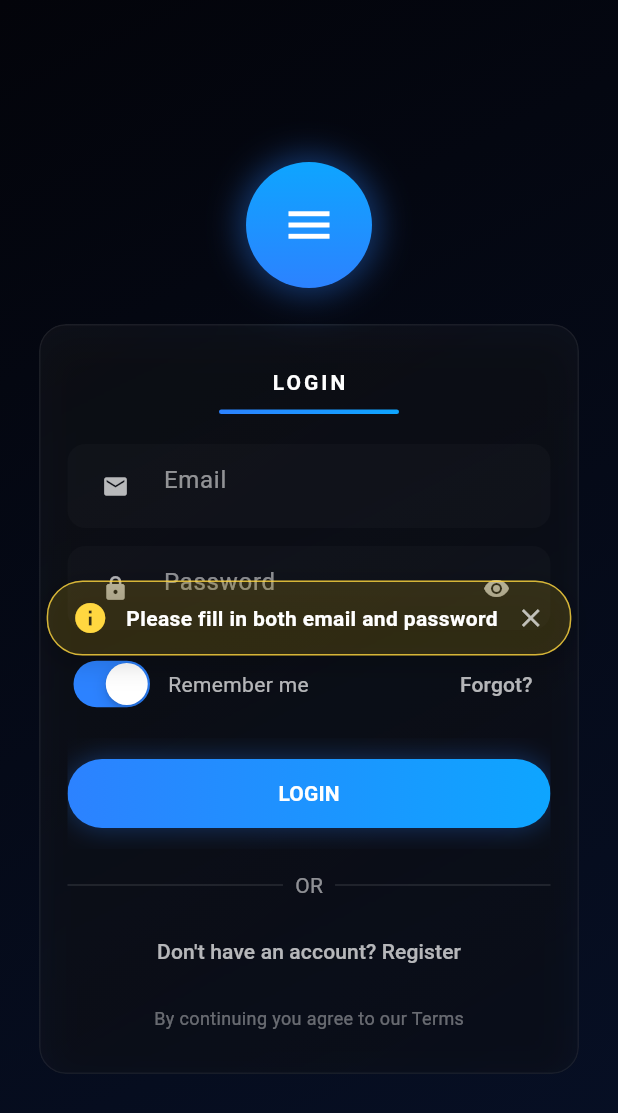
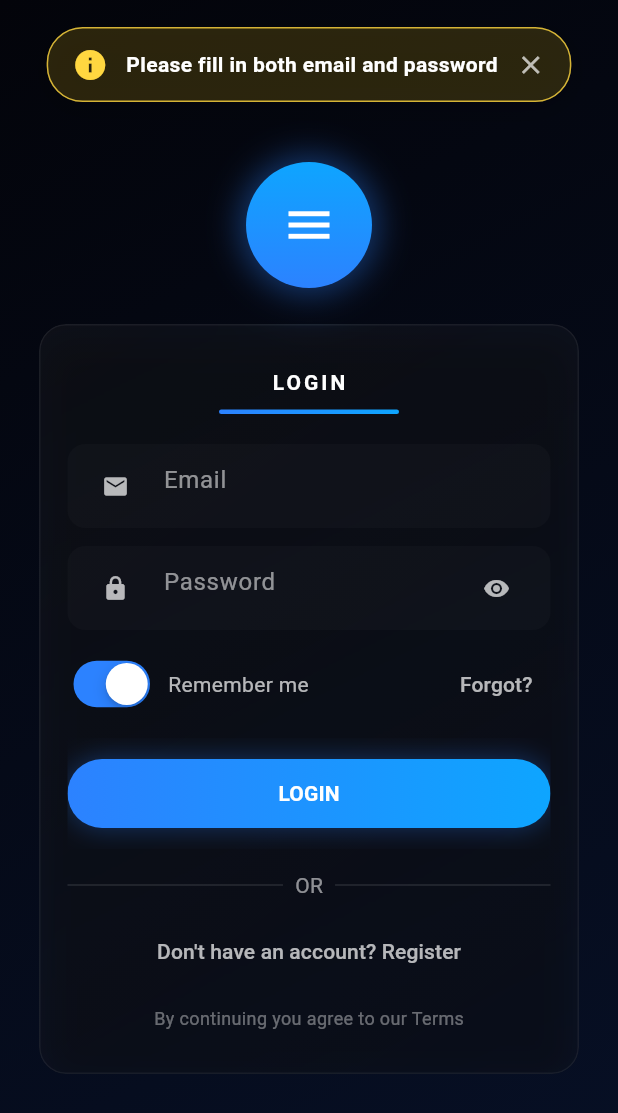
Before and after one commit to Syncre-App/Mobile, a Flutter app: the screen it shows after launch, after a tap on "LOGIN", on a phone screen of 412 x 824 dp. Shown: the top 1113 px of the screen. Run offline on Flutter 3.47's test engine with Material 3 defaults, Android fonts, the phone set to English and light mode, and no system bars; our stand-ins replace shared_preferences.

Commit message:
Enhance HomeScreen and NotificationService: add mounted checks to prevent state updates after disposal, improve toast positioning, and add scaling animation for better user experience.

```diff
--- a/lib/screens/home_screen.dart
+++ b/lib/screens/home_screen.dart
@@ -37,6 +37,7 @@ class _HomeScreenState extends State<HomeScreen> {
       final prefs = await SharedPreferences.getInstance();
       final token = prefs.getString('auth_token');
       if (token == null) {
+        if (!mounted) return;
         setState(() {
           error = 'No auth token found. Please log in.';
           loading = false;
@@ -53,6 +54,7 @@ class _HomeScreenState extends State<HomeScreen> {
           loading = false;
         });
       } else {
+        if (!mounted) return;
         setState(() {
           error = 'Failed to fetch user: ${res.statusCode} ${res.body}';
           loading = false;
@@ -105,10 +107,11 @@ class _HomeScreenState extends State<HomeScreen> {
             tooltip: 'Logout',
             icon: const Icon(Icons.logout),
             onPressed: () async {
+              final navigator = Navigator.of(context);
               final prefs = await SharedPreferences.getInstance();
               await prefs.remove('auth_token');
               if (!mounted) return;
-              Navigator.of(context).pushAndRemoveUntil(
+              navigator.pushAndRemoveUntil(
                 MaterialPageRoute(builder: (_) => const LoginScreen()),
                 (route) => false,
               );
--- a/lib/services/api.dart
+++ b/lib/services/api.dart
@@ -3,7 +3,21 @@ import 'package:http/http.dart' as http;
 import 'dart:io';
 
 class Api {
-  static const String baseUrl = 'http://localhost:3000';
+  // Default base - can be overridden at runtime.
+  // On Android emulators, use 10.0.2.2 to reach the host machine. On iOS simulators
+  // and real devices that can reach the host via localhost/proxy, use localhost.
+  static String _overrideBaseUrl = '';
+
+  static String get baseUrl {
+    if (_overrideBaseUrl.isNotEmpty) return _overrideBaseUrl;
+    if (Platform.isAndroid) {
+      return 'http://10.0.2.2:3000';
+    }
+    return 'http://localhost:3000';
+  }
+
+  /// Call this at runtime to force a specific base URL (useful for physical devices)
+  static void setBaseUrl(String url) => _overrideBaseUrl = url;
 
   static Future<http.Response> post(String path, Map<String, dynamic> body, {Map<String, String>? headers}) async {
     final uri = Uri.parse('$baseUrl$path');
--- a/lib/services/notification_service.dart
+++ b/lib/services/notification_service.dart
@@ -140,11 +140,17 @@ class _NotificationProviderState extends State<NotificationProvider> {
       alignment: Alignment.center,
       children: [
         widget.child,
-        // overlay layer: center of screen, allow taps through except toast buttons
+        // overlay layer: place toasts near the top, under status bar / dynamic island
         Positioned.fill(
           child: IgnorePointer(
             ignoring: _items.isEmpty,
-            child: Center(
+            child: LayoutBuilder(builder: (context, _) {
+              final topPad = MediaQuery.of(context).padding.top + 12.0; // under dynamic island / status bar
+              return Stack(children: [
+                Positioned(
+                  top: topPad,
+                  left: 0,
+                  right: 0,
                   child: Column(
                     mainAxisSize: MainAxisSize.min,
                     children: _items.map((entry) {
@@ -162,6 +168,8 @@ class _NotificationProviderState extends State<NotificationProvider> {
                     }).toList(),
                   ),
                 ),
+              ]);
+            }),
           ),
         ),
       ],
@@ -192,13 +200,18 @@ class _ToastCardState extends State<_ToastCard> with SingleTickerProviderStateMi
   late final AnimationController _ctrl;
   late final Animation<Offset> _offset;
   late final Animation<double> _opacity;
+  late final Animation<double> _scale;
 
   @override
   void initState() {
     super.initState();
-    _ctrl = AnimationController(vsync: this, duration: const Duration(milliseconds: 300));
-    _offset = Tween(begin: const Offset(0, -0.15), end: Offset.zero).animate(CurvedAnimation(parent: _ctrl, curve: Curves.easeOutBack));
-    _opacity = Tween(begin: 0.0, end: 1.0).animate(CurvedAnimation(parent: _ctrl, curve: Curves.easeOut));
+    _ctrl = AnimationController(vsync: this, duration: const Duration(milliseconds: 350));
+    _offset = Tween(begin: const Offset(0, -0.15), end: Offset.zero)
+        .animate(CurvedAnimation(parent: _ctrl, curve: Curves.easeOutBack));
+    _opacity = Tween(begin: 0.0, end: 1.0)
+        .animate(CurvedAnimation(parent: _ctrl, curve: Curves.easeOut));
+    _scale = Tween(begin: 0.98, end: 1.0)
+        .animate(CurvedAnimation(parent: _ctrl, curve: Curves.elasticOut));
     _ctrl.forward();
   }
 
@@ -214,6 +227,8 @@ class _ToastCardState extends State<_ToastCard> with SingleTickerProviderStateMi
       position: _offset,
       child: FadeTransition(
         opacity: _opacity,
+        child: ScaleTransition(
+          scale: _scale,
           child: Material(
             color: Colors.transparent,
             child: Container(
@@ -243,6 +258,7 @@ class _ToastCardState extends State<_ToastCard> with SingleTickerProviderStateMi
             ),
           ),
         ),
+      ),
     );
   }
 }
```
Lines whose indentation alone changed are shown as unchanged.
